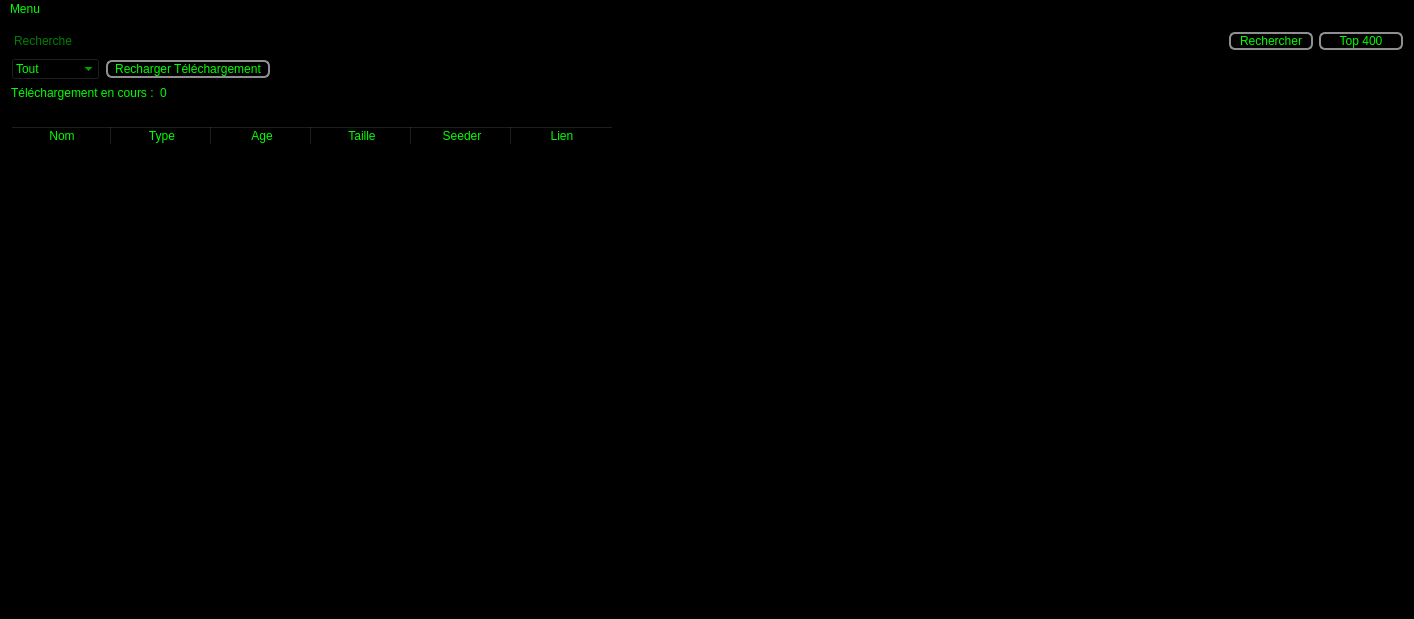
Qt form Sources/mainwindow.ui (firedream89/YggTorrent_Download) before a commit.
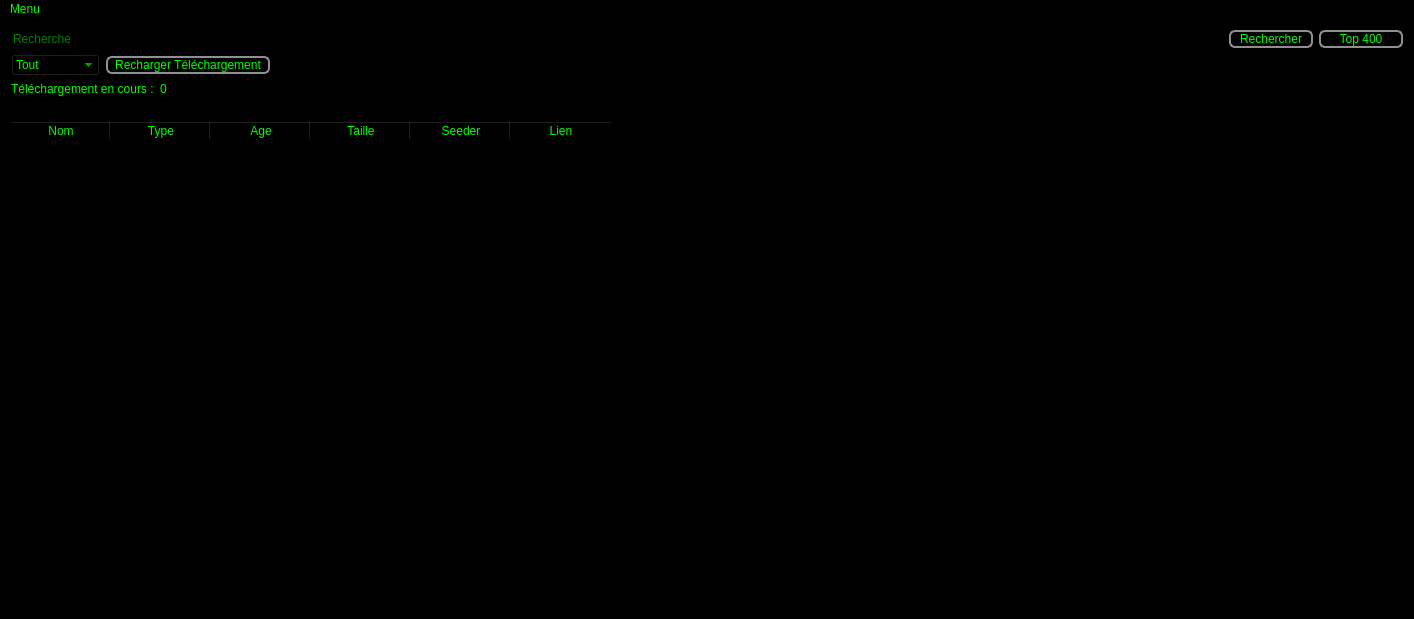
The same form after that commit.

```diff
--- a/Sources/mainwindow.ui
+++ b/Sources/mainwindow.ui
@@ -14,10 +14,91 @@
    <string>YggTorrent Downloader</string>
   </property>
   <property name="styleSheet">
-   <string notr="true">background-color: rgb(0, 0, 0);
+   <string notr="true">QWidget
+{
+background-color: rgb(0, 0, 0);
 selection-background-color: rgb(0, 255, 0);
 selection-color: rgb(0, 0, 0);
-color: rgb(0, 255, 0);</string>
+color: rgb(0, 255, 0);
+}
+QMenu
+{
+background-color: rgb(0, 0, 0);
+selection-background-color: rgb(0, 255, 0);
+selection-color: rgb(0, 0, 0);
+color: rgb(0, 255, 0);
+}
+QMenu:hover
+{
+background-color: rgb(0, 255, 0);
+color: rgb(0, 0, 0);
+}
+QTableView
+{
+	border: 0px;
+	background-color: rgb(0, 0, 0);
+	color: rgb(0, 255, 0);
+	gridline-color: rgb(53, 53, 53);
+}
+QTableView:section
+{
+	background-color: rgb(0, 0, 0);
+	color: rgb(0, 255, 0);
+}
+QHeaderView:section
+{
+	background-color: rgb(0, 0, 0);
+	color: rgb(0, 255, 0);
+}
+QTableView:disabled
+{
+	background-color: rgb(20, 20, 20);
+	color: rgb(0,0,0);
+}
+QPushButton {
+    border: 2px solid #8f8f91;
+    border-radius: 6px;    
+	background-color: rgb(0, 0, 0);
+    min-width: 80px;	
+	color: rgb(0, 255, 0);
+}
+
+QPushButton:hover {
+   
+	background-color: rgb(0, 255, 0);
+	color: rgb(0, 0, 0);
+}
+
+QPushButton:pressed{
+	background-color: rgb(0, 0, 0);
+	color: rgb(0, 255, 0);
+}
+QPushButton:disabled{
+	background-color: rgb(25, 25, 25);
+	color: rgb(0, 255, 0);
+    border: 0px solid #8f8f91;
+}
+QComboBox{
+	background-color: rgb(0, 0, 0);
+	selection-background-color: rgb(0, 255, 0);
+	selection-color: rgb(0, 0, 0);
+	color: rgb(0, 255, 0);
+}
+QLineEdit
+{
+	border: 0px;
+	background-color: rgb(0, 0, 0);
+	selection-background-color: rgb(0, 255, 0);
+	selection-color: rgb(0, 0, 0);
+	color: rgb(0, 255, 0);
+}
+QLabel
+{
+	background-color: rgb(0, 0, 0);
+	selection-background-color: rgb(0, 255, 0);
+	selection-color: rgb(0, 0, 0);
+	color: rgb(0, 255, 0);
+}</string>
   </property>
   <widget class="QWidget" name="centralWidget">
    <layout class="QGridLayout" name="gridLayout">
@@ -39,29 +120,7 @@
          </size>
         </property>
         <property name="styleSheet">
-         <string notr="true">QPushButton {
-    border: 2px solid #8f8f91;
-    border-radius: 6px;    
-	background-color: rgb(0, 0, 0);
-    min-width: 80px;	
-	color: rgb(0, 255, 0);
-}
-
-QPushButton:hover {
-   
-	background-color: rgb(0, 255, 0);
-	color: rgb(0, 0, 0);
-}
-
-QPushButton:pressed{
-	background-color: rgb(0, 0, 0);
-	color: rgb(0, 255, 0);
-}
-QPushButton:disabled{
-	background-color: rgb(25, 25, 25);
-	color: rgb(0, 255, 0);
-    border: 0px solid #8f8f91;
-}</string>
+         <string notr="true"/>
         </property>
         <property name="text">
          <string>Rechercher</string>
@@ -71,29 +130,7 @@
       <item>
        <widget class="QPushButton" name="top400">
         <property name="styleSheet">
-         <string notr="true">QPushButton {
-    border: 2px solid #8f8f91;
-    border-radius: 6px;    
-	background-color: rgb(0, 0, 0);
-    min-width: 80px;	
-	color: rgb(0, 255, 0);
-}
-
-QPushButton:hover {
-   
-	background-color: rgb(0, 255, 0);
-	color: rgb(0, 0, 0);
-}
-
-QPushButton:pressed{
-	background-color: rgb(0, 0, 0);
-	color: rgb(0, 255, 0);
-}
-QPushButton:disabled{
-	background-color: rgb(25, 25, 25);
-	color: rgb(0, 255, 0);
-    border: 0px solid #8f8f91;
-}</string>
+         <string notr="true"/>
         </property>
         <property name="text">
          <string>Top 400</string>
@@ -141,29 +178,7 @@
       <item>
        <widget class="QPushButton" name="reload">
         <property name="styleSheet">
-         <string notr="true">QPushButton {
-    border: 2px solid #8f8f91;
-    border-radius: 6px;    
-	background-color: rgb(0, 0, 0);
-    min-width: 80px;	
-	color: rgb(0, 255, 0);
-}
-
-QPushButton:hover {
-   
-	background-color: rgb(0, 255, 0);
-	color: rgb(0, 0, 0);
-}
-
-QPushButton:pressed{
-	background-color: rgb(0, 0, 0);
-	color: rgb(0, 255, 0);
-}
-QPushButton:disabled{
-	background-color: rgb(25, 25, 25);
-	color: rgb(0, 255, 0);
-    border: 0px solid #8f8f91;
-}</string>
+         <string notr="true"/>
         </property>
         <property name="text">
          <string>  Recharger Téléchargement  </string>
@@ -219,26 +234,7 @@
        </size>
       </property>
       <property name="styleSheet">
-       <string notr="true">QTableView
-{
-	background-color: rgb(0, 0, 0);
-	color: rgb(0, 255, 0);
-	gridline-color: rgb(53, 53, 53);
-}
-::section
-{
-	background-color: rgb(0, 0, 0);
-	color: rgb(0, 255, 0);
-}
-::horizontalheader
-{
-	color: rgb(0,0,0);
-}
-::disabled
-{
-	background-color: rgb(20, 20, 20);
-	color: rgb(0,0,0);
-}</string>
+       <string notr="true"/>
       </property>
       <property name="cornerButtonEnabled">
        <bool>true</bool>
```
